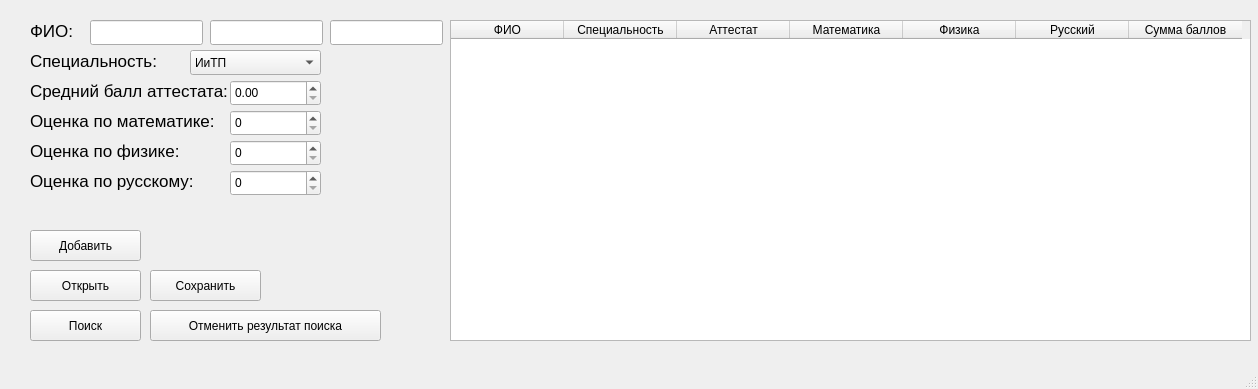
HXPPY228/OAiP_Sem2, file Lab_2/Task_2/mainwindow.ui: the form before one commit.
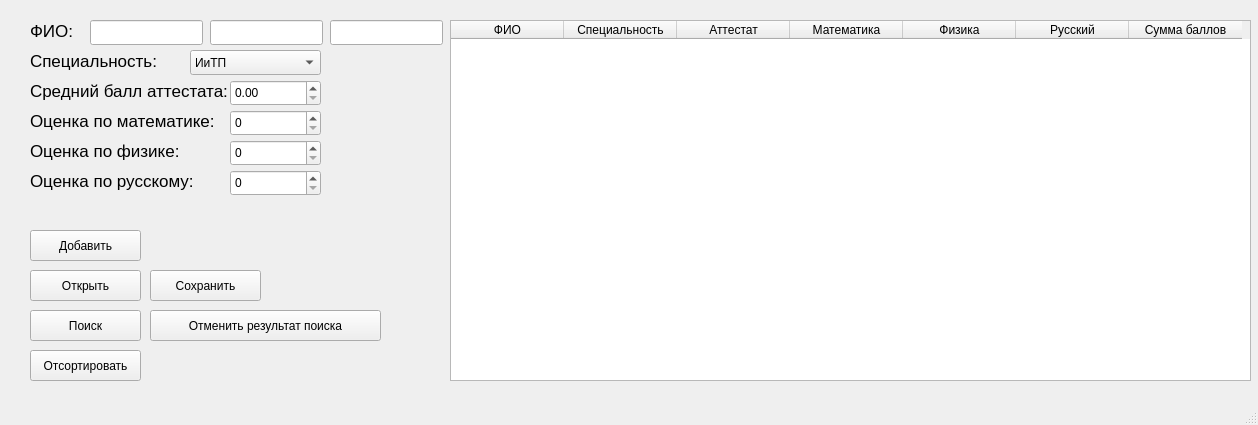
The form after the commit.

Commit message: fixed oop + sorting

Diff of the .ui file:
```diff
--- a/Lab_2/Task_2/mainwindow.ui
+++ b/Lab_2/Task_2/mainwindow.ui
@@ -7,7 +7,7 @@
     <x>0</x>
     <y>0</y>
     <width>1258</width>
-    <height>389</height>
+    <height>425</height>
    </rect>
   </property>
   <property name="windowTitle">
@@ -234,9 +234,12 @@
       <x>450</x>
       <y>20</y>
       <width>801</width>
-      <height>321</height>
+      <height>361</height>
      </rect>
     </property>
+    <property name="sortingEnabled">
+     <bool>true</bool>
+    </property>
     <attribute name="horizontalHeaderCascadingSectionResizes">
      <bool>true</bool>
     </attribute>
@@ -347,6 +350,19 @@
      <string>Отменить результат поиска</string>
     </property>
    </widget>
+   <widget class="QPushButton" name="pushButton_sort">
+    <property name="geometry">
+     <rect>
+      <x>30</x>
+      <y>350</y>
+      <width>111</width>
+      <height>31</height>
+     </rect>
+    </property>
+    <property name="text">
+     <string>Отсортировать</string>
+    </property>
+   </widget>
   </widget>
   <widget class="QMenuBar" name="menubar">
    <property name="geometry">
```
The commit also changes 6 other files.
